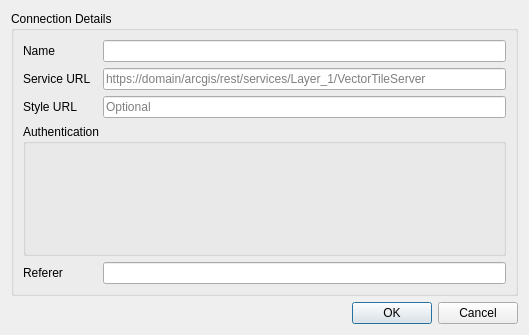
This is src/ui/qgsarcgisvectortileconnectiondialog.ui in qgis/QGIS as Qt 5 draws it before an edit. The edited form follows.
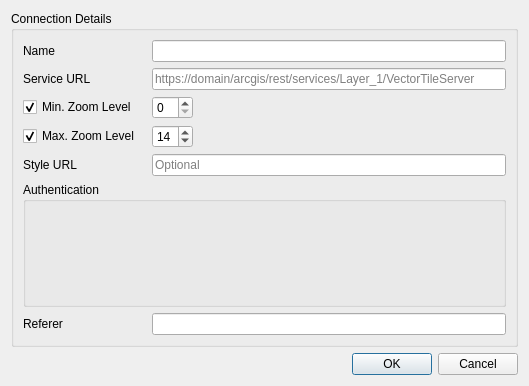
This is the edited form. Custom widgets are drawn as their Qt base class.

Commit message: [vectortiles] Also expose option to override min/max zoom level for ESRI vector tile servers

The edit to the form file:
```diff
--- a/src/ui/qgsarcgisvectortileconnectiondialog.ui
+++ b/src/ui/qgsarcgisvectortileconnectiondialog.ui
@@ -7,7 +7,7 @@
     <x>0</x>
     <y>0</y>
     <width>529</width>
-    <height>335</height>
+    <height>386</height>
    </rect>
   </property>
   <property name="windowTitle">
@@ -20,21 +20,7 @@
       <string>Connection Details</string>
      </property>
      <layout class="QGridLayout" name="gridLayout">
-      <item row="4" column="2">
-       <widget class="QLineEdit" name="mEditReferer">
-        <property name="toolTip">
-         <string>Optional custom referer</string>
-        </property>
-       </widget>
-      </item>
-      <item row="0" column="0" colspan="2">
-       <widget class="QLabel" name="label">
-        <property name="text">
-         <string>Name</string>
-        </property>
-       </widget>
-      </item>
-      <item row="3" column="0" colspan="3">
+      <item row="8" column="0" colspan="3">
        <widget class="QGroupBox" name="mAuthGroupBox">
         <property name="title">
          <string>Authentication</string>
@@ -58,6 +44,26 @@
         </layout>
        </widget>
       </item>
+      <item row="9" column="0">
+       <widget class="QLabel" name="lblReferer">
+        <property name="text">
+         <string>Referer</string>
+        </property>
+        <property name="buddy">
+         <cstring>mEditReferer</cstring>
+        </property>
+       </widget>
+      </item>
+      <item row="3" column="0">
+       <widget class="QCheckBox" name="mCheckBoxZMin">
+        <property name="text">
+         <string>Min. Zoom Level</string>
+        </property>
+        <property name="checked">
+         <bool>true</bool>
+        </property>
+       </widget>
+      </item>
       <item row="1" column="0">
        <widget class="QLabel" name="label_2">
         <property name="text">
@@ -65,6 +71,20 @@
         </property>
        </widget>
       </item>
+      <item row="0" column="0" colspan="2">
+       <widget class="QLabel" name="label">
+        <property name="text">
+         <string>Name</string>
+        </property>
+       </widget>
+      </item>
+      <item row="9" column="2">
+       <widget class="QLineEdit" name="mEditReferer">
+        <property name="toolTip">
+         <string>Optional custom referer</string>
+        </property>
+       </widget>
+      </item>
       <item row="1" column="2">
        <widget class="QLineEdit" name="mEditUrl">
         <property name="toolTip">
@@ -75,13 +95,13 @@
         </property>
        </widget>
       </item>
-      <item row="4" column="0">
-       <widget class="QLabel" name="lblReferer">
-        <property name="text">
-         <string>Referer</string>
-        </property>
-        <property name="buddy">
-         <cstring>mEditReferer</cstring>
+      <item row="3" column="2">
+       <widget class="QSpinBox" name="mSpinZMin">
+        <property name="sizePolicy">
+         <sizepolicy hsizetype="Maximum" vsizetype="Fixed">
+          <horstretch>0</horstretch>
+          <verstretch>0</verstretch>
+         </sizepolicy>
         </property>
        </widget>
       </item>
@@ -92,14 +112,37 @@
         </property>
        </widget>
       </item>
-      <item row="2" column="0">
+      <item row="4" column="2">
+       <widget class="QSpinBox" name="mSpinZMax">
+        <property name="sizePolicy">
+         <sizepolicy hsizetype="Maximum" vsizetype="Fixed">
+          <horstretch>0</horstretch>
+          <verstretch>0</verstretch>
+         </sizepolicy>
+        </property>
+        <property name="value">
+         <number>14</number>
+        </property>
+       </widget>
+      </item>
+      <item row="4" column="0">
+       <widget class="QCheckBox" name="mCheckBoxZMax">
+        <property name="text">
+         <string>Max. Zoom Level</string>
+        </property>
+        <property name="checked">
+         <bool>true</bool>
+        </property>
+       </widget>
+      </item>
+      <item row="6" column="0">
        <widget class="QLabel" name="label_3">
         <property name="text">
          <string>Style URL</string>
         </property>
        </widget>
       </item>
-      <item row="2" column="2">
+      <item row="6" column="2">
        <widget class="QLineEdit" name="mEditStyleUrl">
         <property name="toolTip">
          <string>If specified, will override the default style defined for the layer with the entered URL</string>
```
Left out of the diff: 6 changed lines with no effect on the pictures. The commit also changes 4 other files.
